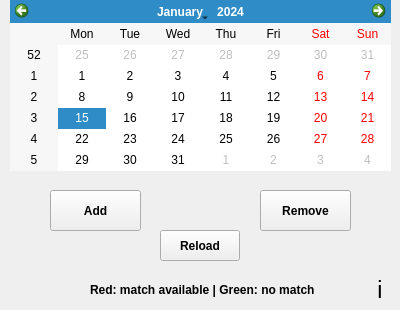
Before: the Qt Designer form matchfixture.ui in TNT57/FootballClubManagementSystem, drawn with Qt 5.
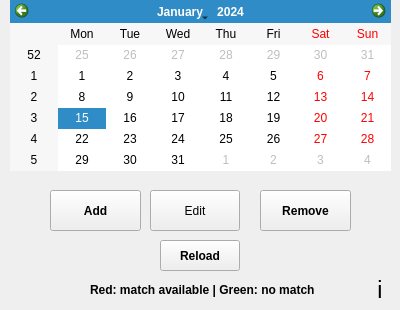
After: the same form once the commit is applied.

```diff
--- a/matchfixture.ui
+++ b/matchfixture.ui
@@ -72,7 +72,7 @@
    <property name="geometry">
     <rect>
      <x>160</x>
-     <y>230</y>
+     <y>240</y>
      <width>80</width>
      <height>31</height>
     </rect>
@@ -131,6 +131,19 @@
     <set>Qt::AlignCenter</set>
    </property>
   </widget>
+  <widget class="QPushButton" name="editMatchFixtureButton">
+   <property name="geometry">
+    <rect>
+     <x>150</x>
+     <y>190</y>
+     <width>90</width>
+     <height>41</height>
+    </rect>
+   </property>
+   <property name="text">
+    <string>Edit</string>
+   </property>
+  </widget>
  </widget>
  <resources/>
  <connections/>
```
